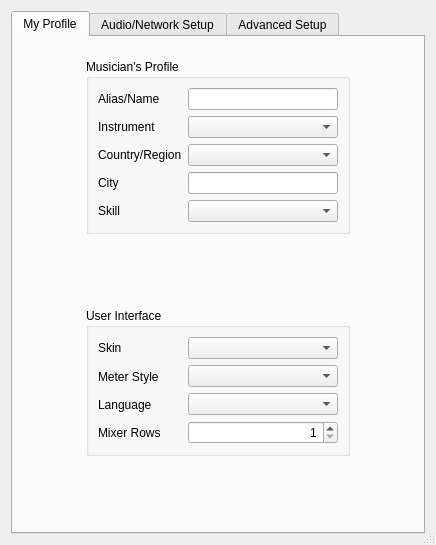
koord-live/koord-jamulus, file src/clientsettingsdlgbase.ui: the form before one commit.
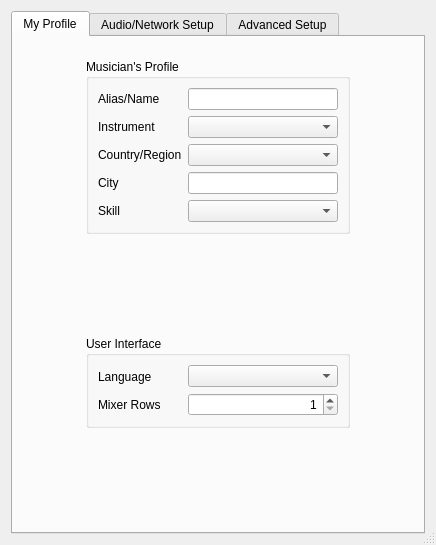
The form after the commit. The open tabs and pages were chosen to show the change. Icons and pictures are not drawn. Custom widgets are drawn as their Qt base class.

Commit message: remove GUI and meter options

```diff
--- a/src/clientsettingsdlgbase.ui
+++ b/src/clientsettingsdlgbase.ui
@@ -214,20 +214,6 @@
                <layout class="QHBoxLayout" name="horizontalLayout_3">
                 <item>
                  <layout class="QVBoxLayout" name="verticalLayout_5">
-                  <item>
-                   <widget class="QLabel" name="lblSkin">
-                    <property name="text">
-                     <string>Skin</string>
-                    </property>
-                   </widget>
-                  </item>
-                  <item>
-                   <widget class="QLabel" name="lblMeterStyle">
-                    <property name="text">
-                     <string>Meter Style</string>
-                    </property>
-                   </widget>
-                  </item>
                   <item>
                    <widget class="QLabel" name="lblLanguage">
                     <property name="text">
@@ -246,12 +232,6 @@
                 </item>
                 <item>
                  <layout class="QVBoxLayout" name="verticalLayout_7">
-                  <item>
-                   <widget class="QComboBox" name="cbxSkin"/>
-                  </item>
-                  <item>
-                   <widget class="QComboBox" name="cbxMeterStyle"/>
-                  </item>
                   <item>
                    <widget class="CLanguageComboBox" name="cbxLanguage">
                     <property name="minimumSize">
```
Left out of the diff: 4 changed lines with no effect on the pictures.
